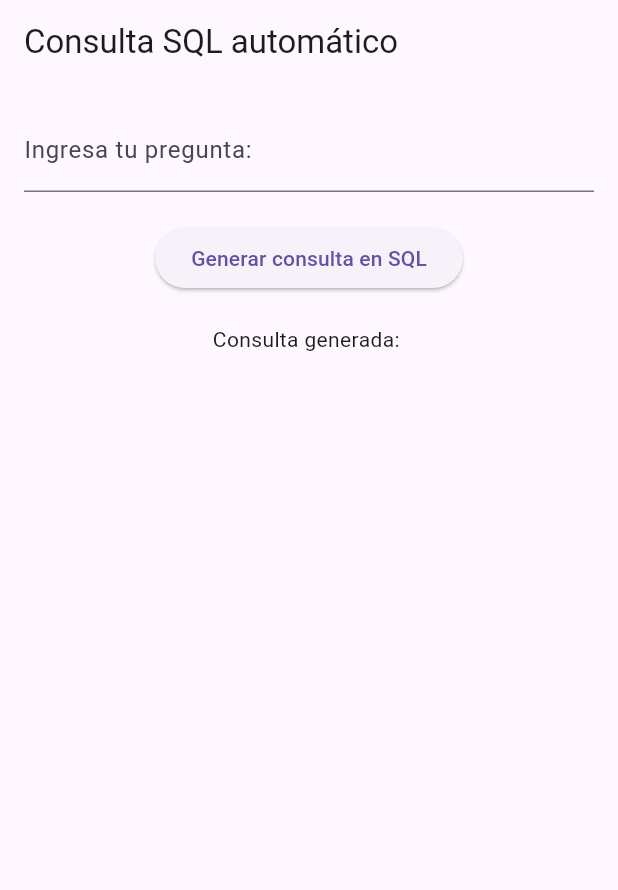
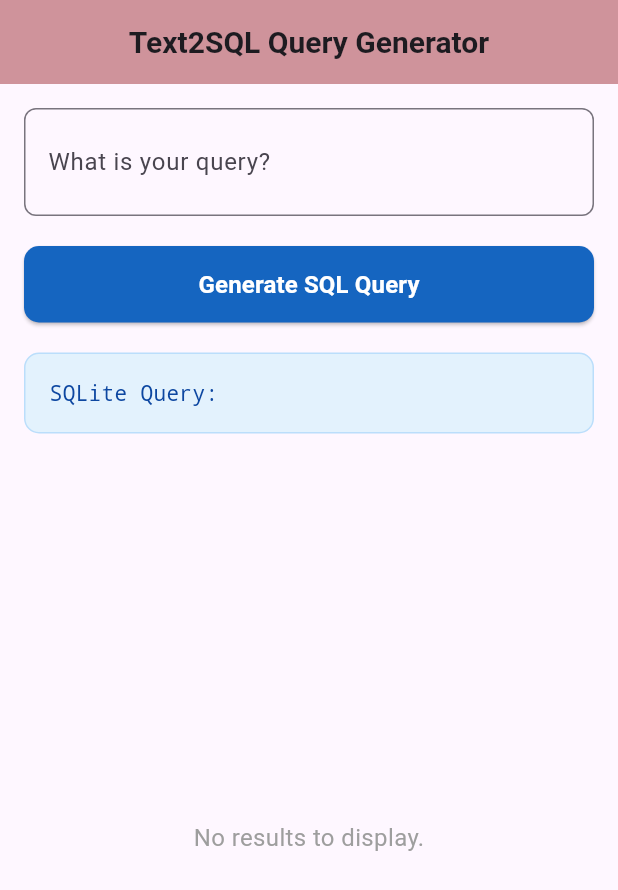
Before and after one commit to awxlong/ai_sql_coder, a Flutter app: the screen it shows after launch, on a phone screen of 412 x 824 dp. Shown: the top 890 px of the screen. Run offline on Flutter 3.47's test engine with Material 3 defaults, Android fonts, the light colour scheme and no system bars; our stand-ins replace sqflite, sqflite_common_ffi; accounts and stored records are empty.

Commit message:
update design of app

```diff
--- a/lib/screens/query_generator_screen.dart
+++ b/lib/screens/query_generator_screen.dart
@@ -14,6 +14,10 @@ class _QueryGeneratorScreenState extends State<QueryGeneratorScreen> {
   String _generatedQuery = '';
   List<Map<String, dynamic>> _queryResult = []; // For storing query from LLM
 
+  String convertIlikeToLike(String query) {
+  // Replace 'ilike' with 'LIKE' in the query
+  return query.replaceAll(RegExp(r'\bilike\b', caseSensitive: false), 'LIKE');
+}
 
   void _generateQuery() async {
     ApiService apiService = ApiService('http://192.168.0.2:5001'); // Replace with your backend URL, e.g 'http://localhost:5001' for Chrome web, http://10.0.2.2:5001/ for virtual android simulator and http://192.168.0.8:5001 or http://192.168.0.2:5001 for my actual huawei
@@ -26,6 +30,7 @@ class _QueryGeneratorScreenState extends State<QueryGeneratorScreen> {
       // Execute the query on the SQLite database
       SQLDatabaseExisting sqlDatabase = SQLDatabaseExisting();
       // sqlDatabase.debugTableNames(); // for debugging what tables are there in the .db created
+      _generatedQuery = convertIlikeToLike(_generatedQuery); // Convert 'ilike' to 'LIKE' for SQLite
       List<Map<String, dynamic>> results = await sqlDatabase.executeQueryExisting(_generatedQuery);
 
       setState(() {
@@ -39,30 +44,112 @@ class _QueryGeneratorScreenState extends State<QueryGeneratorScreen> {
   @override
 Widget build(BuildContext context) {
   return Scaffold(
-      appBar: AppBar(title: const Text('Consulta SQL automático')),
+    appBar: AppBar(
+      title: const Text(
+        'Text2SQL Query Generator',
+        style: TextStyle(
+          fontWeight: FontWeight.bold,
+          fontSize: 20,
+        ),
+      ),
+      centerTitle: true,
+      backgroundColor: const Color.fromARGB(255, 217, 154, 154),
+      elevation: 4,
+    ),
     body: Padding(
       padding: const EdgeInsets.all(16.0),
       child: Column(
+        crossAxisAlignment: CrossAxisAlignment.stretch,
         children: [
+          // Input Field
           TextField(
               controller: _controller,
-              decoration: const InputDecoration(labelText: 'Ingresa tu pregunta: '),
+              decoration: InputDecoration(
+                labelText: 'What is your query?',
+                border: OutlineInputBorder(
+                  borderRadius: BorderRadius.circular(8.0),
+                ),
+                contentPadding: const EdgeInsets.symmetric(horizontal: 12.0),
+              ),
+              maxLines: 3,
             ),
           const SizedBox(height: 20),
+
+          // Generate Query Button
           ElevatedButton(
             onPressed: _generateQuery,
-              child: const Text('Generar consulta en SQL'),
+            style: ElevatedButton.styleFrom(
+              backgroundColor: Colors.blue.shade800,
+              padding: const EdgeInsets.symmetric(vertical: 14),
+              shape: RoundedRectangleBorder(
+                borderRadius: BorderRadius.circular(10),
+              ),
+            ),
+            child: const Text(
+              'Generate SQL Query',
+              style: TextStyle(
+                fontSize: 16,
+                fontWeight: FontWeight.bold,
+                color: Colors.white,
+              ),
+            ),
           ),
           const SizedBox(height: 20),
-            Text('Consulta generada: $_generatedQuery'),
+
+          // Generated Query Display
+          Container(
+            padding: const EdgeInsets.all(16),
+            decoration: BoxDecoration(
+              color: Colors.blue.shade50,
+              borderRadius: BorderRadius.circular(10),
+              border: Border.all(color: Colors.blue.shade100),
+            ),
+            child: Text(
+              'SQLite Query: $_generatedQuery',
+              style: TextStyle(
+                fontSize: 14,
+                color: Colors.blue.shade900,
+                fontFamily: 'monospace',
+              ),
+            ),
+          ),
           const SizedBox(height: 20),
+
+          // Query Results
           Expanded(
-              child: ListView.builder(
+            child: _queryResult.isEmpty
+                ? const Center(
+                    child: Text(
+                      'No results to display.',
+                      style: TextStyle(
+                        fontSize: 16,
+                        color: Colors.grey,
+                      ),
+                    ),
+                  )
+                : ListView.builder(
                     itemCount: _queryResult.length,
                     itemBuilder: (context, index) {
                       final row = _queryResult[index];
-                  return ListTile(
-                    title: Text('Respuesta: ${row.toString()}'), // Display each row as a string
+                      return Card(
+                        margin: const EdgeInsets.symmetric(vertical: 8),
+                        elevation: 2,
+                        shape: RoundedRectangleBorder(
+                          borderRadius: BorderRadius.circular(10),
+                        ),
+                        child: ListTile(
+                          title: Text(
+                            'Answer ${index + 1}:',
+                            style: const TextStyle(
+                              fontWeight: FontWeight.bold,
+                              fontSize: 16,
+                            ),
+                          ),
+                          subtitle: Text(
+                            row.toString(),
+                            style: const TextStyle(fontSize: 14),
+                          ),
+                        ),
                       );
                     },
                   ),
```
Also changed, not shown: 1 other file. Lines whose indentation alone changed are shown as unchanged.
